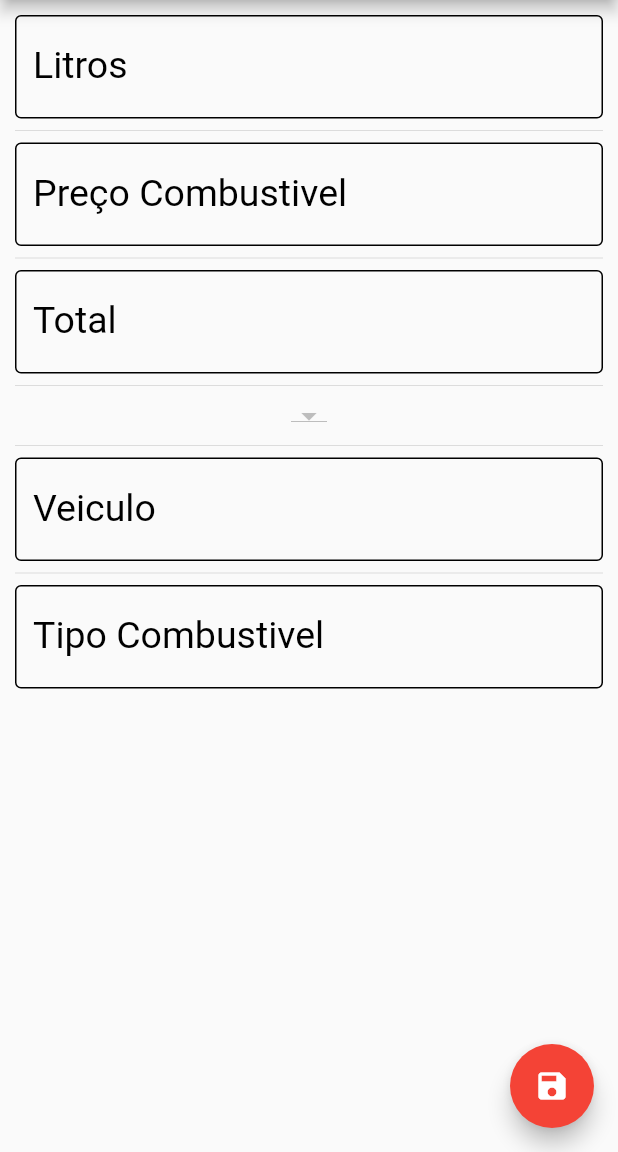
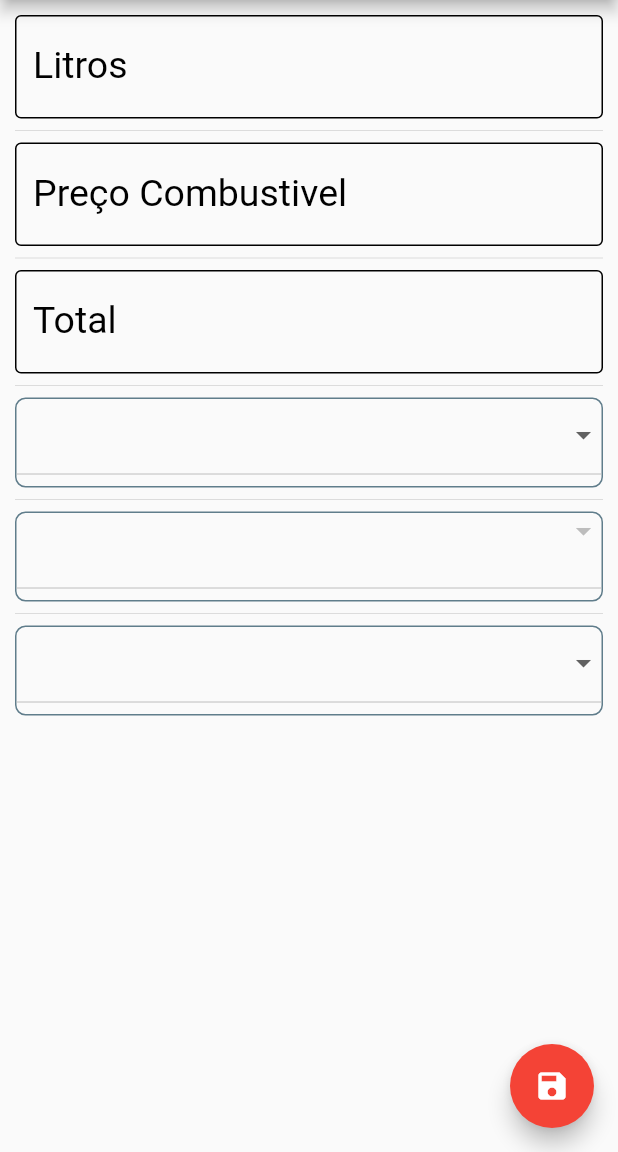
Before and after one commit to xEdson/ifuel, a Flutter app: the AbastecimentoPage screen opened directly, after a tap on the "save" icon, on a phone screen of 412 x 824 dp, the part 84-1236 px from its top. Run offline on Flutter 3.47's test engine with Material 2 defaults, Android fonts, the phone set to English and light mode, and no system bars; our stand-ins replace convert, google_maps_flutter, image_picker, location, shared_preferences, sqflite and 1 more; missing offline and left inert: test; accounts and stored records are empty.

Commit message:
tela abastecimento

```diff
--- a/lib/main.dart
+++ b/lib/main.dart
@@ -50,6 +50,7 @@ class _GoogleMapSampleApp extends State<GoogleMapsSampleApp>{
       home: Scaffold(
         appBar: AppBar(
           title: Text('iFuel - Encontre um Posto'),
+          backgroundColor: Colors.red,
           actions: <Widget>[
             Builder(
               builder: (BuildContext context) {
@@ -68,6 +69,4 @@ class _GoogleMapSampleApp extends State<GoogleMapsSampleApp>{
       ),
     );
   }
-
-
 }
--- a/lib/places_search_map.dart
+++ b/lib/places_search_map.dart
@@ -165,6 +165,7 @@ class _PlacesSearchMapSample extends State<PlacesSearchMapSample> {
           },
         ),
         floatingActionButton: FloatingActionButton.extended(
+          backgroundColor: Colors.red,
           onPressed: () {
             searchNearby(latitude, longitude);
           },
--- a/lib/search_filter.dart
+++ b/lib/search_filter.dart
@@ -87,6 +87,7 @@ class _SearchFilter extends State<SearchFilter> {
             },
           ),
           title: Text('Menu'),
+          backgroundColor: Colors.red,
         ),
         body: ListView(
           children: <Widget>[
--- a/lib/ui/abastecimento_page.dart
+++ b/lib/ui/abastecimento_page.dart
@@ -3,6 +3,7 @@ import 'dart:io';
 import 'package:ifuel/Entity/Abastecimento.dart';
 import 'package:ifuel/helpers/contact_help.dart';
 import 'package:flutter/material.dart';
+import 'package:ifuel/models/posto.dart';
 import 'package:image_picker/image_picker.dart';
 
 class AbastecimentoPage extends StatefulWidget {
@@ -15,38 +16,42 @@ class AbastecimentoPage extends StatefulWidget {
 }
 
 class _AbastecimentoPageState extends State<AbastecimentoPage> {
+  ContactHelper helper = ContactHelper();
   final _litrosController = TextEditingController();
   final _valorCombustivelController = TextEditingController();
   final _totalController = TextEditingController();
-  //Combos box
-  final _postolController = TextEditingController();
-  final _veiculoController = TextEditingController();
-  final _tipoCombustivelController = TextEditingController();
 
+  List<Posto> postos = List();
+  List<Veiculo> veiculos = List();
+  List _tiposCombustiveis = ["Gasolina", "Alcool"];
+  String _combustivelSelecionado;
+  String _postoSelecionado;
+  String _veiculoSelecionado;
+
+  List<DropdownMenuItem<String>> _dropDownCombustiveisItems;
+  List<DropdownMenuItem<String>> _dropDownPostosItems;
+  List<DropdownMenuItem<String>> _dropDownVeiculosItems;
 
   final _litrosFocus = FocusNode();
 
   Abastecimento _editedAbastecimento;
 
-  double valorCombustivel=1;
+  double valorCombustivel = 1;
+
   void _litrosChanged(String text) {
     double litros = double.parse(text);
-    _totalController.text =
-        (litros * valorCombustivel).toStringAsFixed(2);
+    _totalController.text = (litros * valorCombustivel).toStringAsFixed(2);
     setState(() {
       _editedAbastecimento.litrCombustivel = text;
       _editedAbastecimento.total = _totalController.text;
-
     });
   }
 
   void _totalChanged(String text) {
     double total = double.parse(text);
-    _litrosController.text =
-        (total /valorCombustivel).toStringAsFixed(2);
+    _litrosController.text = (total / valorCombustivel).toStringAsFixed(2);
     setState(() {
       _editedAbastecimento.total = text;
-
     });
   }
 
@@ -55,9 +60,8 @@ class _AbastecimentoPageState extends State<AbastecimentoPage> {
     double total = double.parse(_litrosController.text);
     _totalController.text = (total * valorCombustivel).toStringAsFixed(2);
     setState(() {
-      _editedAbastecimento.valorComustivel=text;
+      _editedAbastecimento.valorComustivel = text;
       _editedAbastecimento.total = _totalController.text;
-
     });
   }
 
@@ -67,11 +71,15 @@ class _AbastecimentoPageState extends State<AbastecimentoPage> {
     if (widget.abastecimento == null) {
       _editedAbastecimento = Abastecimento();
     } else {
-      _editedAbastecimento = Abastecimento.fromMap(widget.abastecimento.toMap());
+      _editedAbastecimento =
+          Abastecimento.fromMap(widget.abastecimento.toMap());
       _litrosController.text = _editedAbastecimento.litrCombustivel;
       _valorCombustivelController.text = _editedAbastecimento.valorComustivel;
       _totalController.text = _editedAbastecimento.total;
     }
+    _getAllPostos();
+    _getAllVeiculos();
+    _dropDownCombustiveisItems = getDropDownCombustiveisItems();
   }
 
   @override
@@ -85,7 +93,14 @@ class _AbastecimentoPageState extends State<AbastecimentoPage> {
         ),
         floatingActionButton: FloatingActionButton(
           onPressed: () {
-            if (_editedAbastecimento.litrCombustivel != null && _editedAbastecimento.valorComustivel.isNotEmpty) {
+            if (_editedAbastecimento.litrCombustivel != null &&
+                _editedAbastecimento.valorComustivel!=null &&
+                _veiculoSelecionado!=null &&
+                _combustivelSelecionado!=null &&
+                _postoSelecionado!=null) {
+              _editedAbastecimento.posto=_postoSelecionado;
+              _editedAbastecimento.veiculo = _veiculoSelecionado;
+              _editedAbastecimento.tipoCombustivel=_combustivelSelecionado;
               Navigator.pop(context, _editedAbastecimento);
             } else {
               FocusScope.of(context).requestFocus(_litrosFocus);
@@ -98,17 +113,59 @@ class _AbastecimentoPageState extends State<AbastecimentoPage> {
           padding: EdgeInsets.all(10.0),
           child: Column(
             children: <Widget>[
-              buildTextFieldNumber("Litros", "", _litrosController, _litrosChanged),
+              buildTextFieldNumber(
+                  "Litros", "", _litrosController, _litrosChanged),
               Divider(),
-              buildTextFieldNumber("Preço Combustivel", "", _valorCombustivelController, _valorChanged),
+              buildTextFieldNumber("Preço Combustivel", "",
+                  _valorCombustivelController, _valorChanged),
               Divider(),
-              buildTextFieldNumber("Total", "", _totalController, _totalChanged),
+              buildTextFieldNumber(
+                  "Total", "", _totalController, _totalChanged),
               Divider(),
-              DropdownButton(),
+              Container(
+                width: 400.0,
+                height: 60.0,
+                decoration: BoxDecoration(
+                    borderRadius: BorderRadius.circular(7.0),
+                    border: Border.all(color: Colors.blueGrey)),
+                child: DropdownButton(
+                  value: _combustivelSelecionado,
+                  isExpanded: true,
+                  items: _dropDownCombustiveisItems,
+                  onChanged: changedDropDownItem,
+                  style: TextStyle(color: Colors.black, fontSize: 25.0),
+                ),
+              ),
               Divider(),
-              buildTextFieldNumber("Veiculo", "", _veiculoController, _totalChanged),
+              Container(
+                width: 400.0,
+                height: 60.0,
+                decoration: BoxDecoration(
+                    borderRadius: BorderRadius.circular(7.0),
+                    border: Border.all(color: Colors.blueGrey)),
+                child: DropdownButton(
+                  value: _postoSelecionado,
+                  isExpanded: true,
+                  items: _dropDownPostosItems,
+                  onChanged: changedDropDownPostos,
+                  style: TextStyle(color: Colors.black, fontSize: 15.0),
+                ),
+              ),
               Divider(),
-              buildTextFieldNumber("Tipo Combustivel", "", _tipoCombustivelController, _totalChanged),
+              Container(
+                width: 400.0,
+                height: 60.0,
+                decoration: BoxDecoration(
+                    borderRadius: BorderRadius.circular(7.0),
+                    border: Border.all(color: Colors.blueGrey)),
+                child: DropdownButton(
+                  value: _veiculoSelecionado,
+                  isExpanded: true,
+                  items: _dropDownVeiculosItems,
+                  onChanged: changedDropDownVeiculos,
+                  style: TextStyle(color: Colors.black, fontSize: 15.0),
+                ),
+              ),
             ],
           ),
         ),
@@ -141,7 +198,7 @@ class _AbastecimentoPageState extends State<AbastecimentoPage> {
           labelText: label,
           labelStyle: TextStyle(color: Colors.black),
           enabledBorder:
-          OutlineInputBorder(borderSide: BorderSide(color: Colors.black)),
+              OutlineInputBorder(borderSide: BorderSide(color: Colors.black)),
           border: OutlineInputBorder(),
           prefixText: prefix),
       style: TextStyle(color: Colors.black, fontSize: 25.0),
@@ -149,4 +206,76 @@ class _AbastecimentoPageState extends State<AbastecimentoPage> {
       keyboardType: TextInputType.text,
     );
   }
+
+  List<DropdownMenuItem<String>> getDropDownCombustiveisItems() {
+    List<DropdownMenuItem<String>> items = new List();
+    for (String city in _tiposCombustiveis) {
+      // here we are creating the drop down menu items, you can customize the item right here
+      // but I'll just use a simple text for this
+      items.add(new DropdownMenuItem(value: city, child: new Text(city)));
+    }
+    return items;
+  }
+
+  void changedDropDownItem(String combustivelSelecionado) {
+    setState(() {
+      _combustivelSelecionado = combustivelSelecionado;
+    });
+  }
+
+  void _getAllPostos() async {
+    helper.getAllPostos().then((list) {
+      setState(() {
+        postos = list;
+        getDropDownPostosItems();
+      });
+    });
+  }
+
+  void getDropDownPostosItems() {
+    List<DropdownMenuItem<String>> items = new List();
+    for (Posto posto in postos) {
+      // here we are creating the drop down menu items, you can customize the item right here
+      // but I'll just use a simple text for this
+      items.add(
+          new DropdownMenuItem(value: posto.nome, child: new Text(posto.nome)));
+    }
+    _dropDownPostosItems = items;
+  }
+
+  void _getAllVeiculos() async {
+    helper.getAllVeiculos().then((list) {
+      setState(() {
+        veiculos = list;
+        getDropDownVeiculosItems();
+      });
+    });
+  }
+
+  void getDropDownVeiculosItems() {
+    List<DropdownMenuItem<String>> items = new List();
+    for (Veiculo veiculo in veiculos) {
+      // here we are creating the drop down menu items, you can customize the item right here
+      // but I'll just use a simple text for this
+      items.add(new DropdownMenuItem(
+          value: veiculo.nome, child: new Text(veiculo.nome)));
+    }
+    if (items.isEmpty) {
+      items.add(new DropdownMenuItem(
+          value: "Sem veiculos", child: new Text("Sem veiculos")));
+    }
+    _dropDownVeiculosItems = items;
+  }
+
+  void changedDropDownPostos(String postoSelecionado) {
+    setState(() {
+      _postoSelecionado = postoSelecionado;
+    });
+  }
+
+  void changedDropDownVeiculos(String veiculoSelecionado) {
+    setState(() {
+      _veiculoSelecionado = veiculoSelecionado;
+    });
+  }
 }
--- a/lib/ui/home_page.dart
+++ b/lib/ui/home_page.dart
@@ -107,6 +107,14 @@ class _HomeState extends State<Home> {
                      "Valor Total: "+ abastecimentos[index].total ?? "",
                       style: TextStyle(fontSize: 18.0),
                     ),
+                    Text(
+                      "Veiculo: "+ abastecimentos[index].veiculo ?? "",
+                      style: TextStyle(fontSize: 18.0),
+                    ),
+                    Text(
+                      "Posto: "+ abastecimentos[index].posto ?? "",
+                      style: TextStyle(fontSize: 18.0),
+                    ),
                   ],
                 ),
               )
```
